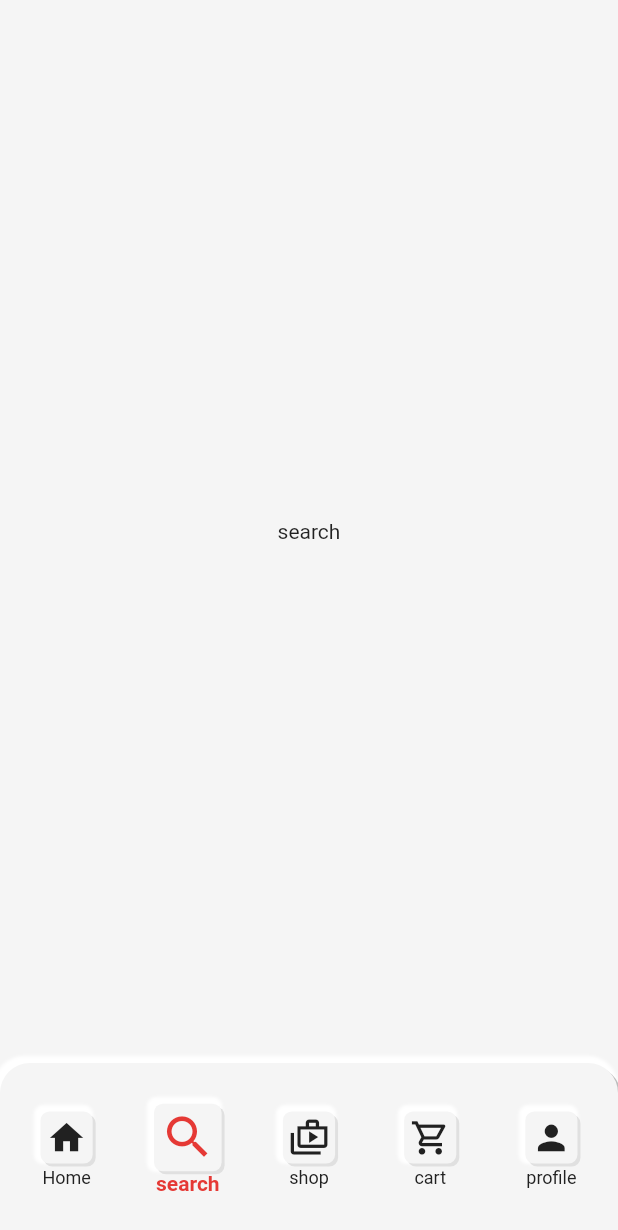
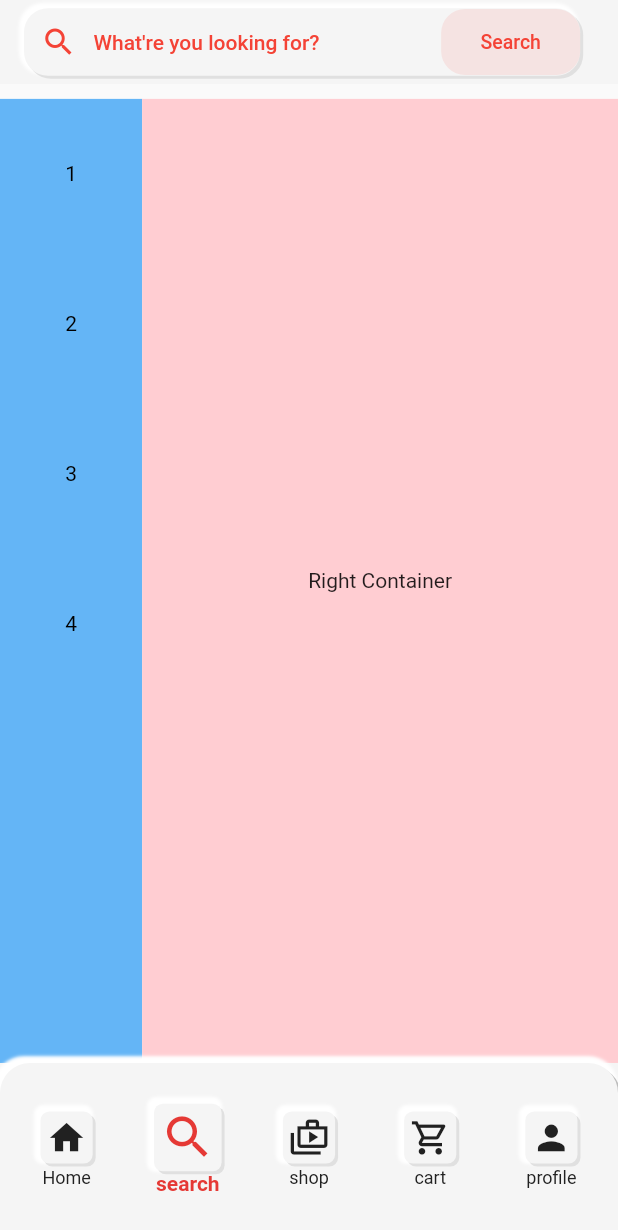
Before and after one commit to Sunny-india/latuni, a Flutter app: the screen it shows after launch, item 2 of the bottom bar chosen, on a phone screen of 412 x 824 dp. Shown: the top 1230 px of the screen. Run offline on Flutter 3.47's test engine with Material 2 defaults, Android fonts, the phone set to English and light mode, and no system bars.

Commit message:
video 11 started

```diff
--- /dev/null
+++ b/lib/main_screens/category_page.dart
@@ -0,0 +1,85 @@
+import 'package:flutter/material.dart';
+import 'package:latuni/my_widgets/fake_search.dart';
+
+class CategoryPage extends StatefulWidget {
+  const CategoryPage({super.key});
+
+  @override
+  State<CategoryPage> createState() => _CategoryPageState();
+}
+
+class _CategoryPageState extends State<CategoryPage> {
+  @override
+  Widget build(BuildContext context) {
+    Size size = MediaQuery.sizeOf(context);
+    return Scaffold(
+      appBar: AppBar(
+        title: const FakeSearch(),
+        elevation: 0,
+        backgroundColor: Colors.grey.shade100,
+      ),
+      body: SafeArea(
+        child: Stack(
+          children: [
+            Positioned(
+              left: 0,
+              bottom: 0,
+              child: leftContainer(size),
+            ),
+            Positioned(
+              right: 0,
+              bottom: 0,
+              child: rightContainer(size: size),
+            ),
+          ],
+        ),
+      ),
+    );
+  }
+
+  Container leftContainer(Size size) {
+    return Container(
+      width: size.width * .23,
+      height: size.height * .78,
+      decoration: BoxDecoration(
+        color: Colors.blue.shade300,
+      ),
+      child: ListView.builder(
+          itemCount: 4,
+          itemBuilder: (context, index) {
+            return SizedBox(
+              height: 100,
+              child: Center(
+                child: Text(
+                  '${index + 1}',
+                  style: const TextStyle(
+                    color: Colors.black,
+                  ),
+                ),
+              ),
+            );
+          }),
+    );
+  }
+}
+
+class rightContainer extends StatelessWidget {
+  const rightContainer({
+    super.key,
+    required this.size,
+  });
+
+  final Size size;
+
+  @override
+  Widget build(BuildContext context) {
+    return Container(
+      width: size.width * .77,
+      height: size.height * .78,
+      decoration: BoxDecoration(
+        color: Colors.red.shade100,
+      ),
+      child: const Center(child: Text('Right Container')),
+    );
+  }
+}
--- a/lib/main_screens/customer_home_screen.dart
+++ b/lib/main_screens/customer_home_screen.dart
@@ -1,4 +1,5 @@
 import 'package:flutter/material.dart';
+import 'package:latuni/main_screens/category_page.dart';
 
 import '../my_widgets/decorated_container.dart';
 import 'home.dart';
@@ -15,9 +16,7 @@ class _CustomerHomeScreenState extends State<CustomerHomeScreen> {
 
   List<Widget> pages = [
     const Home(),
-    const Center(
-      child: Text('search'),
-    ),
+    const CategoryPage(),
     const Center(
       child: Text('shop'),
     ),
--- a/lib/main_screens/home.dart
+++ b/lib/main_screens/home.dart
@@ -1,15 +1,23 @@
 import 'package:flutter/material.dart';
 import 'package:latuni/my_widgets/decorated_container.dart';
+
+import '../minor_screens/search_page.dart';
+import '../my_widgets/fake_search.dart';
 
 class Home extends StatelessWidget {
   const Home({super.key});
 
   @override
   Widget build(BuildContext context) {
+    Size size = MediaQuery.sizeOf(context);
     return DefaultTabController(
       length: 4,
       child: Scaffold(
-          appBar: AppBar(
+        appBar: PreferredSize(
+          preferredSize: const Size.fromHeight(120),
+          child: AppBar(
+            title: const FakeSearch(),
+            //searchContainer(),
             elevation: 0,
             backgroundColor: Colors.grey.shade100,
             bottom: TabBar(
@@ -25,6 +33,7 @@ class Home extends StatelessWidget {
                   RepeatedTab(categoryName: 'Clothing'),
                 ]),
           ),
+        ),
         body: const SafeArea(
             child: TabBarView(
           children: [
@@ -36,7 +45,8 @@ class Home extends StatelessWidget {
             Center(child: Text('Clothing')),
           ],
         )),
-        ));
+      ),
+    );
   }
 }
 
--- /dev/null
+++ b/lib/minor_screens/search_page.dart
@@ -0,0 +1,34 @@
+import 'package:flutter/cupertino.dart';
+import 'package:flutter/material.dart';
+
+class SearchPage extends StatefulWidget {
+  const SearchPage({super.key});
+
+  @override
+  State<SearchPage> createState() => _SearchPageState();
+}
+
+class _SearchPageState extends State<SearchPage> {
+  @override
+  Widget build(BuildContext context) {
+    return Scaffold(
+      backgroundColor: Colors.grey.shade100,
+      appBar: AppBar(
+        elevation: 0,
+        backgroundColor: Colors.transparent,
+        //  automaticallyImplyLeading: false,
+        leading: IconButton(
+          icon: const Icon(
+            Icons.arrow_back_ios_new,
+            color: Colors.red,
+          ),
+          onPressed: () {
+            Navigator.pop(context);
+          },
+        ),
+        title:
+            CupertinoSearchTextField(borderRadius: BorderRadius.circular(12)),
+      ),
+    );
+  }
+}
--- /dev/null
+++ b/lib/my_widgets/fake_search.dart
@@ -0,0 +1,72 @@
+import 'package:flutter/material.dart';
+
+import '../minor_screens/search_page.dart';
+
+class FakeSearch extends StatelessWidget {
+  const FakeSearch({
+    super.key,
+  });
+
+  @override
+  Widget build(BuildContext context) {
+    Size size = MediaQuery.sizeOf(context);
+    return InkWell(
+      onTap: () {
+        Navigator.push(context, MaterialPageRoute(builder: (context) {
+          return const SearchPage();
+        }));
+      },
+      child: Container(
+        height: 45,
+        width: size.width * .9,
+        decoration: BoxDecoration(
+          borderRadius: BorderRadius.circular(16),
+          // border: Border.all(color: Colors.yellow),
+          color: Colors.grey.shade100,
+          boxShadow: [
+            const BoxShadow(
+              offset: Offset(-2, -2),
+              color: Colors.white,
+              spreadRadius: 1,
+              blurRadius: 1,
+            ),
+            BoxShadow(offset: const Offset(2, 2), color: Colors.grey.shade300),
+          ],
+        ),
+        child: Row(
+          children: [
+            const Expanded(
+                flex: 1,
+                child: Icon(
+                  Icons.search,
+                  color: Colors.red,
+                )),
+            const Expanded(
+              flex: 5,
+              child: Text(
+                'What\'re you looking for? ',
+                style: TextStyle(fontSize: 14, color: Colors.red),
+              ),
+            ),
+            Expanded(
+              flex: 2,
+              child: Container(
+                height: 44,
+                width: 75,
+                alignment: Alignment.center,
+                decoration: BoxDecoration(
+                    color: Colors.red.withOpacity(.1),
+                    borderRadius: BorderRadius.circular(16)),
+                child: const Text(
+                  'Search',
+                  style: TextStyle(fontSize: 13, color: Colors.red),
+                ),
+              ),
+            ),
+          ],
+        ),
+      ),
+      //   searchContainer(size),
+    );
+  }
+}
```
Lines whose indentation alone changed are shown as unchanged.
